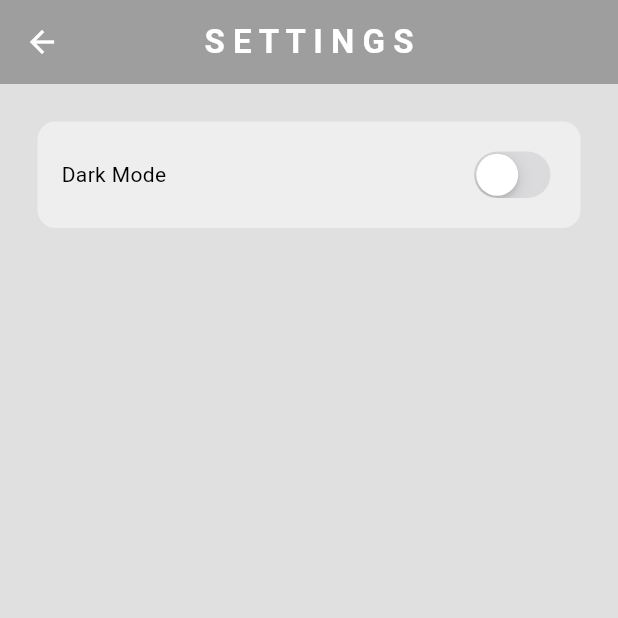
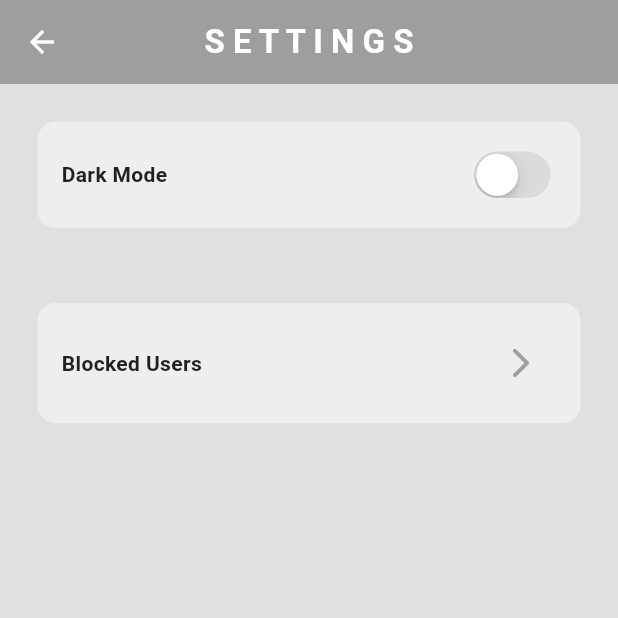
Before and after one commit to anazhtz/hellochat, a Flutter app: the SettingsPage screen opened directly, on a phone screen of 412 x 824 dp, the top half of it. Run offline on Flutter 3.47's test engine with Material 3 defaults, Android fonts, the phone set to English and light mode, and no system bars; our stand-ins replace cloud_firestore, firebase_auth, firebase_core, get; accounts and stored records are empty.

Commit message:
report and blocked user , unblocked user work done

```diff
--- a/lib/view/home_page.dart
+++ b/lib/view/home_page.dart
@@ -31,7 +31,7 @@ class HomePage extends StatelessWidget {
   // Build a list of users except the current logged-in user
   Widget _buildUserList() {
     return StreamBuilder<List<Map<String, dynamic>>>(
-      stream: _chatService.getUsersStream(),
+      stream: _chatService.getUsersStreamExcludingBlocked(),
       builder: (context, snapshot) {
         // Error handling
         if (snapshot.hasError) {
--- a/lib/view/settings_page.dart
+++ b/lib/view/settings_page.dart
@@ -2,6 +2,8 @@ import 'package:flutter/cupertino.dart';
 import 'package:flutter/material.dart';
 import 'package:hellochat/theme/theme_provider.dart';
 import 'package:provider/provider.dart';
+
+import 'blocked_users_page.dart';
 
 class SettingsPage extends StatelessWidget {
   const SettingsPage({super.key});
@@ -16,7 +18,13 @@ class SettingsPage extends StatelessWidget {
           style: TextStyle(color: Colors.white, fontWeight: FontWeight.bold),
         ),
       ),
-      body: Container(
+      body: Center(
+        child: ConstrainedBox(
+          constraints: const BoxConstraints(maxWidth: 600),
+          child: Column(
+            children: [
+              //dark mode button
+              Container(
                 decoration: BoxDecoration(
                   color: Theme.of(context).colorScheme.secondary,
                   borderRadius: BorderRadius.circular(12),
@@ -27,16 +35,60 @@ class SettingsPage extends StatelessWidget {
                   mainAxisAlignment: MainAxisAlignment.spaceBetween,
                   children: [
                     // Dark mode
-            const Text("Dark Mode"),
+                    Text(
+                      "Dark Mode",
+                      style: TextStyle(
+                          fontWeight: FontWeight.bold,
+                          color: Theme.of(context).colorScheme.inversePrimary),
+                    ),
                     CupertinoSwitch(
                       value: Provider.of<ThemeProvider>(context).isDarkMode,
                       onChanged: (value) {
-                Provider.of<ThemeProvider>(context, listen: false).toggleTheme();
+                        Provider.of<ThemeProvider>(context, listen: false)
+                            .toggleTheme();
                       },
                     ),
                   ],
                 ),
               ),
+              //blocked users list
+              Container(
+                decoration: BoxDecoration(
+                  color: Theme.of(context).colorScheme.secondary,
+                  borderRadius: BorderRadius.circular(12),
+                ),
+                margin: const EdgeInsets.all(25),
+                padding: const EdgeInsets.all(16),
+                child: Row(
+                  mainAxisAlignment: MainAxisAlignment.spaceBetween,
+                  children: [
+                    // blockes users
+                    Text(
+                      "Blocked Users",
+                      style: TextStyle(
+                          fontWeight: FontWeight.bold,
+                          color: Theme.of(context).colorScheme.inversePrimary),
+                    ),
+                    //button to go to blocked users page
+                    IconButton(
+                      onPressed: () => Navigator.push(
+                        context,
+                        MaterialPageRoute(
+                          builder: (context) => BlockedUsersPage(),
+                        ),
+                      ),
+                      icon: Icon(
+                        Icons.arrow_forward_ios_rounded,
+                        color: Theme.of(context).colorScheme.primary,
+                      ),
+                    )
+                  ],
+                ),
+              ),
+            ],
+          ),
+        ),
+      ),
     );
   }
 }
```
Also changed, not shown: lib/components/chat_square.dart (+32 -2 lines), lib/view/blocked_users_page.dart (added, +89 -0 lines), lib/view/chat_page.dart (+35 -27 lines). Lines whose indentation alone changed are shown as unchanged.
